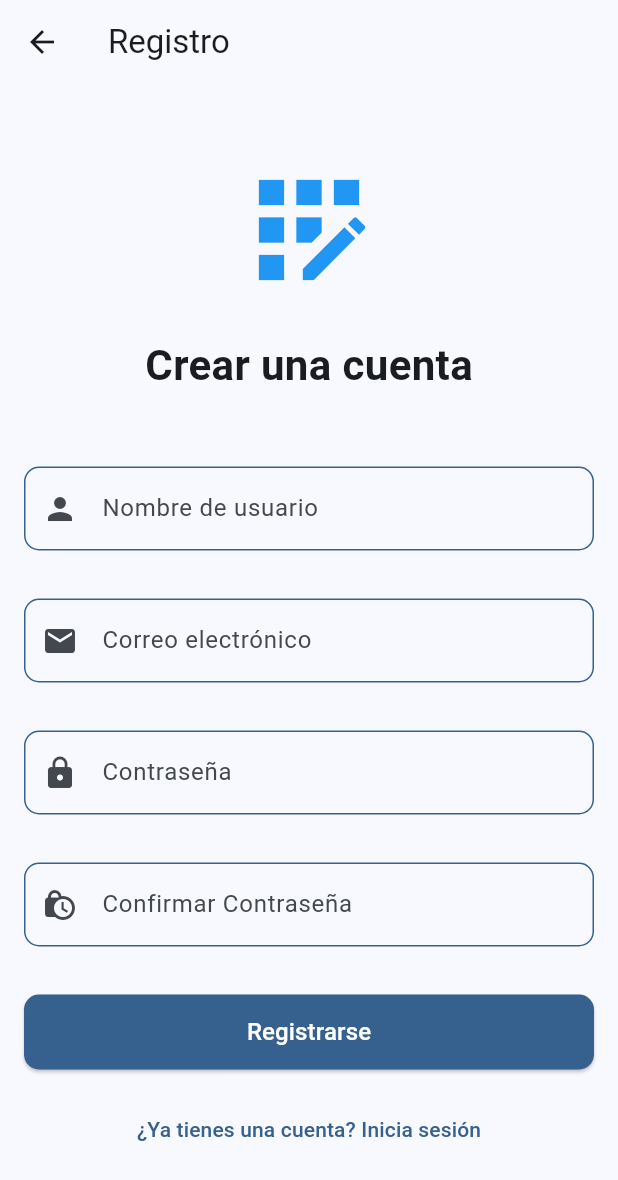
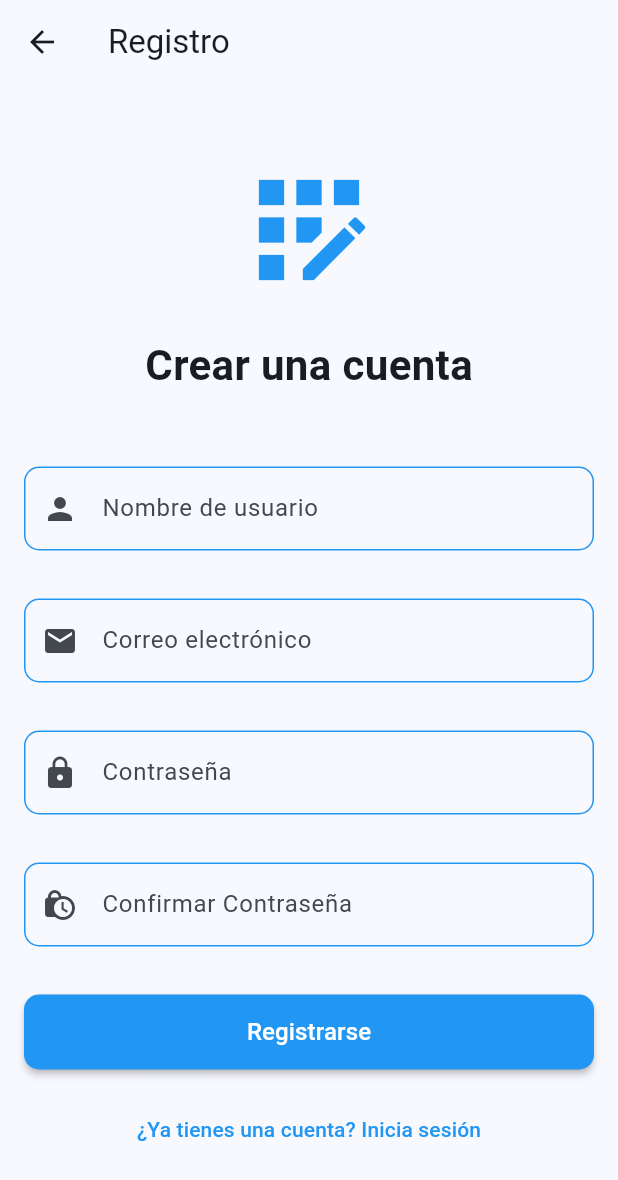
Before and after one commit to jaanque/Cercle, a Flutter app: the screen it shows after launch, after a tap on "Iniciar Sesión", after a tap on "¿No tienes una cuenta? Regístrate", on a phone screen of 412 x 824 dp. Shown: the top 1180 px of the screen. Run offline on Flutter 3.47's test engine with Material 3 defaults, Android fonts, the phone set to English and light mode, and no system bars; our stand-ins replace email_validator, shared_preferences, supabase_flutter; accounts and stored records are empty.

Commit message:
ADD // onboarding screen

```diff
--- a/lib/main.dart
+++ b/lib/main.dart
@@ -1,6 +1,5 @@
 import 'package:flutter/material.dart';
 import 'package:supabase_flutter/supabase_flutter.dart';
-import 'screens/login_screen.dart';
 import 'screens/splash_screen.dart';
 
 void main() async {
@@ -22,11 +21,23 @@ class MyApp extends StatelessWidget {
   @override
   Widget build(BuildContext context) {
     return MaterialApp(
-      title: 'Auth App',
+      title: 'Cercle',
       debugShowCheckedModeBanner: false,
       theme: ThemeData(
-        colorScheme: ColorScheme.fromSeed(seedColor: Colors.blue),
+        colorScheme: ColorScheme.fromSeed(
+          seedColor: Colors.blue,
+          primary: Colors.blue,
+          secondary: Colors.teal,
+        ),
         useMaterial3: true,
+        fontFamily: 'Roboto',
+        elevatedButtonTheme: ElevatedButtonThemeData(
+          style: ElevatedButton.styleFrom(
+            elevation: 2,
+            backgroundColor: Colors.blue,
+            foregroundColor: Colors.white,
+          ),
+        ),
       ),
       home: const SplashScreen(),
     );
--- /dev/null
+++ b/lib/screens/onboarding_screen.dart
@@ -0,0 +1,221 @@
+import 'package:flutter/material.dart';
+import 'login_screen.dart';
+import 'register_screen.dart';
+
+class OnboardingScreen extends StatefulWidget {
+  const OnboardingScreen({super.key});
+
+  @override
+  State<OnboardingScreen> createState() => _OnboardingScreenState();
+}
+
+class _OnboardingScreenState extends State<OnboardingScreen> {
+  final PageController _pageController = PageController();
+  int _currentPage = 0;
+
+  final List<OnboardingPage> _pages = [
+    OnboardingPage(
+      title: 'Bienvenido a Cercle',
+      description: 'Conecta con las personas que te importan y comparte momentos especiales',
+      image: Icons.group,
+      color: Colors.blue,
+    ),
+    OnboardingPage(
+      title: 'Explora nuevas conexiones',
+      description: 'Descubre eventos, grupos y personas con intereses similares a los tuyos',
+      image: Icons.explore,
+      color: Colors.green,
+    ),
+    OnboardingPage(
+      title: 'Privacidad y seguridad',
+      description: 'Tu información está segura, tú decides qué compartir y con quién',
+      image: Icons.security,
+      color: Colors.purple,
+    ),
+  ];
+
+  @override
+  void dispose() {
+    _pageController.dispose();
+    super.dispose();
+  }
+
+  void _onPageChanged(int index) {
+    setState(() {
+      _currentPage = index;
+    });
+  }
+
+  @override
+  Widget build(BuildContext context) {
+    return Scaffold(
+      body: SafeArea(
+        child: Column(
+          children: [
+            // Área del slider (parte superior, 60% de la pantalla)
+            Expanded(
+              flex: 6,
+              child: PageView.builder(
+                controller: _pageController,
+                itemCount: _pages.length,
+                onPageChanged: _onPageChanged,
+                itemBuilder: (context, index) {
+                  return _buildPage(_pages[index]);
+                },
+              ),
+            ),
+
+            // Indicadores de página
+            Container(
+              padding: const EdgeInsets.symmetric(vertical: 20),
+              child: Row(
+                mainAxisAlignment: MainAxisAlignment.center,
+                children: List.generate(
+                  _pages.length,
+                  (index) => _buildDot(index),
+                ),
+              ),
+            ),
+
+            // Área de botones (parte inferior, 40% de la pantalla)
+            Expanded(
+              flex: 4,
+              child: Container(
+                padding: const EdgeInsets.all(24),
+                decoration: BoxDecoration(
+                  color: Colors.white,
+                  boxShadow: [
+                    BoxShadow(
+                      color: Colors.black.withOpacity(0.05),
+                      blurRadius: 10,
+                      offset: const Offset(0, -3),
+                    ),
+                  ],
+                ),
+                child: Column(
+                  mainAxisAlignment: MainAxisAlignment.center,
+                  children: [
+                    SizedBox(
+                      width: double.infinity,
+                      height: 50,
+                      child: ElevatedButton(
+                        onPressed: () {
+                          Navigator.of(context).pushReplacement(
+                            MaterialPageRoute(
+                              builder: (context) => const LoginScreen(),
+                            ),
+                          );
+                        },
+                        style: ElevatedButton.styleFrom(
+                          backgroundColor: Theme.of(context).primaryColor,
+                          foregroundColor: Colors.white,
+                          shape: RoundedRectangleBorder(
+                            borderRadius: BorderRadius.circular(10),
+                          ),
+                        ),
+                        child: const Text(
+                          'Iniciar Sesión',
+                          style: TextStyle(fontSize: 16),
+                        ),
+                      ),
+                    ),
+                    const SizedBox(height: 16),
+                    SizedBox(
+                      width: double.infinity,
+                      height: 50,
+                      child: OutlinedButton(
+                        onPressed: () {
+                          Navigator.of(context).pushReplacement(
+                            MaterialPageRoute(
+                              builder: (context) => const RegisterScreen(),
+                            ),
+                          );
+                        },
+                        style: OutlinedButton.styleFrom(
+                          foregroundColor: Theme.of(context).primaryColor,
+                          side: BorderSide(
+                            color: Theme.of(context).primaryColor,
+                            width: 1,
+                          ),
+                          shape: RoundedRectangleBorder(
+                            borderRadius: BorderRadius.circular(10),
+                          ),
+                        ),
+                        child: const Text(
+                          'Registrarse',
+                          style: TextStyle(fontSize: 16),
+                        ),
+                      ),
+                    ),
+                  ],
+                ),
+              ),
+            ),
+          ],
+        ),
+      ),
+    );
+  }
+
+  Widget _buildPage(OnboardingPage page) {
+    return Padding(
+      padding: const EdgeInsets.all(24.0),
+      child: Column(
+        mainAxisAlignment: MainAxisAlignment.center,
+        children: [
+          Icon(
+            page.image,
+            size: 120,
+            color: page.color,
+          ),
+          const SizedBox(height: 40),
+          Text(
+            page.title,
+            style: const TextStyle(
+              fontSize: 28,
+              fontWeight: FontWeight.bold,
+            ),
+            textAlign: TextAlign.center,
+          ),
+          const SizedBox(height: 20),
+          Text(
+            page.description,
+            style: const TextStyle(
+              fontSize: 16,
+              color: Colors.grey,
+            ),
+            textAlign: TextAlign.center,
+          ),
+        ],
+      ),
+    );
+  }
+
+  Widget _buildDot(int index) {
+    return Container(
+      margin: const EdgeInsets.symmetric(horizontal: 4),
+      width: 10,
+      height: 10,
+      decoration: BoxDecoration(
+        shape: BoxShape.circle,
+        color: _currentPage == index
+            ? Theme.of(context).primaryColor
+            : Colors.grey.shade300,
+      ),
+    );
+  }
+}
+
+class OnboardingPage {
+  final String title;
+  final String description;
+  final IconData image;
+  final Color color;
+
+  OnboardingPage({
+    required this.title,
+    required this.description,
+    required this.image,
+    required this.color,
+  });
+}
--- a/lib/screens/splash_screen.dart
+++ b/lib/screens/splash_screen.dart
@@ -2,7 +2,8 @@ import 'package:flutter/material.dart';
 import '../main.dart';
 import '../services/auth_service.dart';
 import 'home_screen.dart';
-import 'login_screen.dart';
+import 'onboarding_screen.dart';
+import 'package:shared_preferences/shared_preferences.dart';
 
 class SplashScreen extends StatefulWidget {
   const SplashScreen({super.key});
@@ -60,11 +61,11 @@ class _SplashScreenState extends State<SplashScreen> {
         }
       }
     } else {
-      // Usuario no autenticado, ir a login
+      // Usuario no autenticado, ir a la pantalla de onboarding
       if (mounted) {
         Navigator.of(context).pushReplacement(
           MaterialPageRoute(
-            builder: (context) => const LoginScreen(),
+            builder: (context) => const OnboardingScreen(),
           ),
         );
       }
@@ -73,14 +74,34 @@ class _SplashScreenState extends State<SplashScreen> {
 
   @override
   Widget build(BuildContext context) {
-    return const Scaffold(
+    return Scaffold(
       body: Center(
         child: Column(
           mainAxisAlignment: MainAxisAlignment.center,
           children: [
-            CircularProgressIndicator(),
-            SizedBox(height: 24),
-            Text('Cargando...', style: TextStyle(fontSize: 18)),
+            Image.asset(
+              'assets/logo.png',
+              width: 120,
+              height: 120,
+              errorBuilder: (context, error, stackTrace) {
+                return const Icon(
+                  Icons.circle,
+                  size: 120,
+                  color: Colors.blue,
+                );
+              },
+            ),
+            const SizedBox(height: 24),
+            const Text(
+              'Cercle',
+              style: TextStyle(
+                fontSize: 28,
+                fontWeight: FontWeight.bold,
+                color: Colors.blue,
+              ),
+            ),
+            const SizedBox(height: 24),
+            const CircularProgressIndicator(),
           ],
         ),
       ),
--- a/pubspec.yaml
+++ b/pubspec.yaml
@@ -14,6 +14,8 @@ dependencies:
   email_validator: ^3.0.0
   cupertino_icons: ^1.0.8
   flutter_lints: ^5.0.0
+  shared_preferences: ^2.5.3
+  smooth_page_indicator: ^1.2.1
 
 dev_dependencies:
   flutter_test:
@@ -21,3 +23,5 @@ dev_dependencies:
 
 flutter:
   uses-material-design: true
+  assets:
+    - assets/
```
Also changed, not shown: assets/logo.png (added), pubspec.lock.
